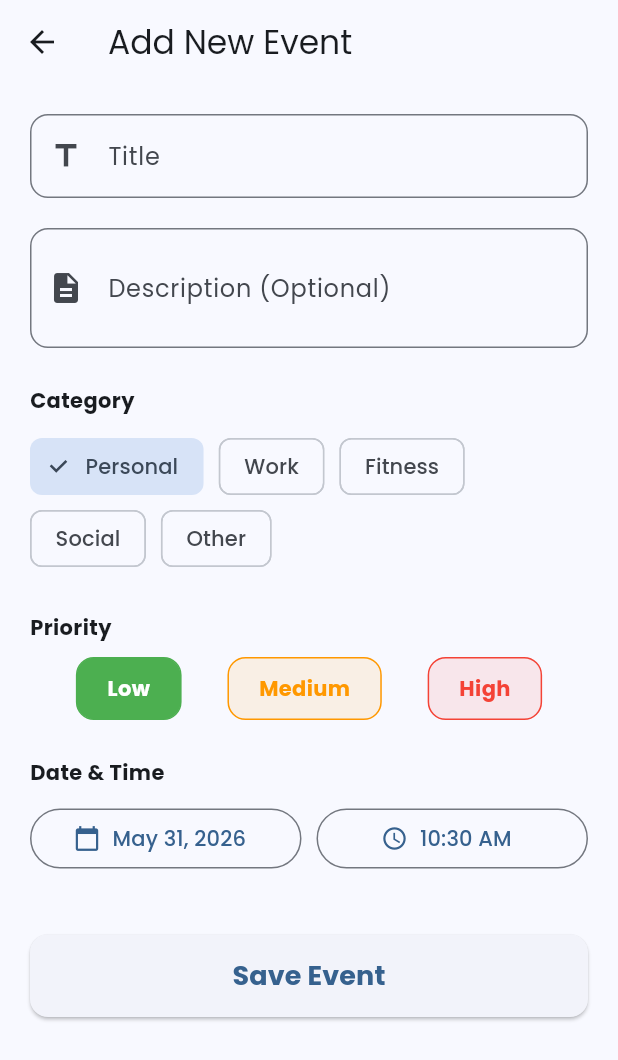
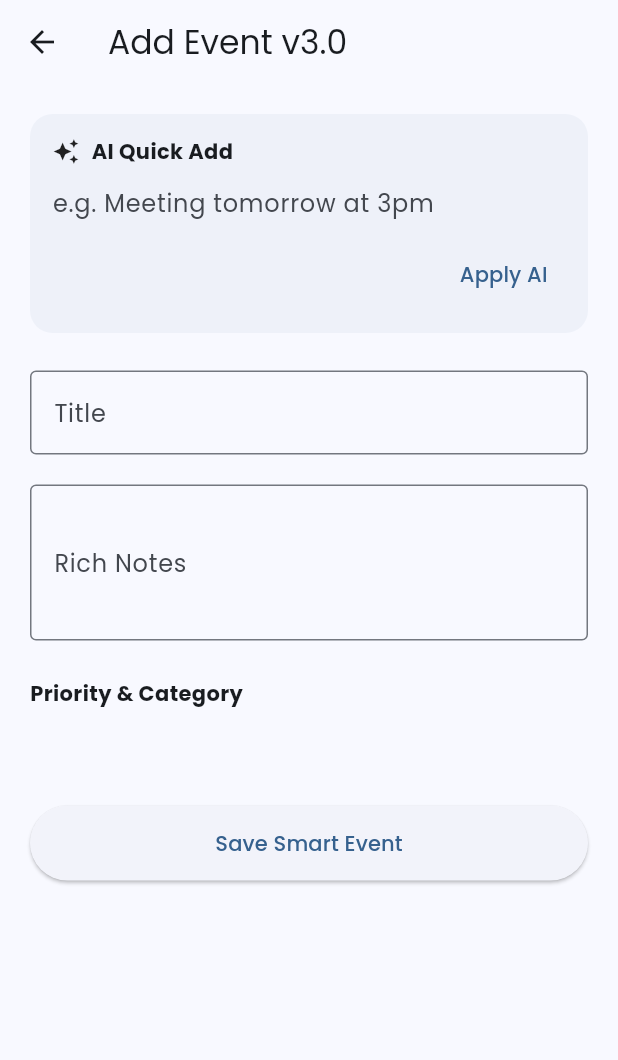
Before and after one commit to gregnj-cmd/My-Schedule, a Flutter app: the screen it shows after launch, item 3 of the bottom bar chosen, after a tap on the "add" icon, on a phone screen of 412 x 824 dp. Shown: the top 1060 px of the screen. Run offline on Flutter 3.47's test engine with Material 3 defaults, Android fonts, the phone set to English and light mode, and no system bars; our stand-ins replace fl_chart, flutter_animate, google_fonts, shared_preferences, table_calendar.

Commit message:
Evolution: Schedule App 3.0 - The Expert AI Planner

```diff
--- a/lib/models/schedule_event.dart
+++ b/lib/models/schedule_event.dart
@@ -3,9 +3,12 @@ class ScheduleEvent {
   final String title;
   final String description;
   final DateTime dateTime;
-  final String category; // Work, Personal, Fitness, etc.
-  final int priority; // 1: Low, 2: Medium, 3: High
+  final String category;
+  final int priority;
   final bool isCompleted;
+  final String notes;
+  final List<Map<String, dynamic>> subTasks; // { 'title': String, 'isDone': bool }
+  final bool hasConflict;
 
   ScheduleEvent({
     required this.id,
@@ -15,6 +18,9 @@ class ScheduleEvent {
     this.category = 'Personal',
     this.priority = 1,
     this.isCompleted = false,
+    this.notes = '',
+    this.subTasks = const [],
+    this.hasConflict = false,
   });
 
   ScheduleEvent copyWith({
@@ -25,6 +31,9 @@ class ScheduleEvent {
     String? category,
     int? priority,
     bool? isCompleted,
+    String? notes,
+    List<Map<String, dynamic>>? subTasks,
+    bool? hasConflict,
   }) {
     return ScheduleEvent(
       id: id ?? this.id,
@@ -34,6 +43,9 @@ class ScheduleEvent {
       category: category ?? this.category,
       priority: priority ?? this.priority,
       isCompleted: isCompleted ?? this.isCompleted,
+      notes: notes ?? this.notes,
+      subTasks: subTasks ?? this.subTasks,
+      hasConflict: hasConflict ?? this.hasConflict,
     );
   }
 
@@ -46,6 +58,9 @@ class ScheduleEvent {
       'category': category,
       'priority': priority,
       'isCompleted': isCompleted,
+      'notes': notes,
+      'subTasks': subTasks,
+      'hasConflict': hasConflict,
     };
   }
 
@@ -58,6 +73,9 @@ class ScheduleEvent {
       category: map['category'] ?? 'Personal',
       priority: map['priority'] ?? 1,
       isCompleted: map['isCompleted'] ?? false,
+      notes: map['notes'] ?? '',
+      subTasks: List<Map<String, dynamic>>.from(map['subTasks'] ?? []),
+      hasConflict: map['hasConflict'] ?? false,
     );
   }
 }
--- a/lib/screens/add_event_screen.dart
+++ b/lib/screens/add_event_screen.dart
@@ -16,27 +16,19 @@ class AddEventScreen extends StatefulWidget {
 class _AddEventScreenState extends State<AddEventScreen> {
   final _formKey = GlobalKey<FormState>();
   final _titleController = TextEditingController();
-  final _descriptionController = TextEditingController();
+  final _notesController = TextEditingController();
+  final _aiInputController = TextEditingController();
+
   DateTime _selectedDate = DateTime.now();
   TimeOfDay _selectedTime = TimeOfDay.now();
-
   String _selectedCategory = 'Personal';
   int _selectedPriority = 1;
-
-  final List<String> _categories = ['Personal', 'Work', 'Fitness', 'Social', 'Other'];
+  List<Map<String, dynamic>> _subTasks = [];
 
   @override
   void initState() {
     super.initState();
     _titleController.addListener(_onTitleChanged);
-  }
-
-  @override
-  void dispose() {
-    _titleController.removeListener(_onTitleChanged);
-    _titleController.dispose();
-    _descriptionController.dispose();
-    super.dispose();
   }
 
   void _onTitleChanged() {
@@ -49,49 +41,36 @@ class _AddEventScreenState extends State<AddEventScreen> {
     }
   }
 
-  Future<void> _pickDate() async {
-    final pickedDate = await showDatePicker(
-      context: context,
-      initialDate: _selectedDate,
-      firstDate: DateTime.now().subtract(const Duration(days: 365)),
-      lastDate: DateTime.now().add(const Duration(days: 365 * 5)),
-    );
-    if (pickedDate != null) {
-      setState(() {
-        _selectedDate = pickedDate;
-      });
-    }
-  }
-
-  Future<void> _pickTime() async {
-    final pickedTime = await showTimePicker(
-      context: context,
-      initialTime: _selectedTime,
-    );
-    if (pickedTime != null) {
-      setState(() {
-        _selectedTime = pickedTime;
-      });
+  void _applyAI() {
+    if (_aiInputController.text.isNotEmpty) {
+      final parsed = SmartAssistant.parseNaturalLanguage(_aiInputController.text);
+      if (parsed != null) {
+        setState(() {
+          _titleController.text = parsed['title'];
+          _selectedDate = parsed['dateTime'];
+          _selectedTime = TimeOfDay.fromDateTime(parsed['dateTime']);
+          _selectedCategory = parsed['category'];
+          _selectedPriority = parsed['priority'];
+          _subTasks = SmartAssistant.generateSubTasks(parsed['title'], parsed['category']);
+        });
+        _aiInputController.clear();
+        ScaffoldMessenger.of(context).showSnackBar(const SnackBar(content: Text('AI parsed your event!')));
+      }
     }
   }
 
   void _submitForm() {
     if (_formKey.currentState!.validate()) {
-      final finalDateTime = DateTime(
-        _selectedDate.year,
-        _selectedDate.month,
-        _selectedDate.day,
-        _selectedTime.hour,
-        _selectedTime.minute,
-      );
-
+      final finalDateTime = DateTime(_selectedDate.year, _selectedDate.month, _selectedDate.day, _selectedTime.hour, _selectedTime.minute);
       final newEvent = ScheduleEvent(
         id: const Uuid().v4(),
         title: _titleController.text,
-        description: _descriptionController.text,
+        description: '',
         dateTime: finalDateTime,
         category: _selectedCategory,
         priority: _selectedPriority,
+        notes: _notesController.text,
+        subTasks: _subTasks,
       );
 
       Provider.of<ScheduleProvider>(context, listen: false).addEvent(newEvent);
@@ -102,122 +81,53 @@ class _AddEventScreenState extends State<AddEventScreen> {
   @override
   Widget build(BuildContext context) {
     return Scaffold(
-      appBar: AppBar(
-        title: const Text('Add New Event'),
-      ),
+      appBar: AppBar(title: const Text('Add Event v3.0')),
       body: SingleChildScrollView(
-        padding: const EdgeInsets.all(20.0),
+        padding: const EdgeInsets.all(20),
         child: Form(
           key: _formKey,
           child: Column(
             crossAxisAlignment: CrossAxisAlignment.start,
             children: [
+              // AI Quick Add
+              Container(
+                padding: const EdgeInsets.all(15),
+                decoration: BoxDecoration(color: Theme.of(context).primaryColor.withOpacity(0.05), borderRadius: BorderRadius.circular(15)),
+                child: Column(
+                  children: [
+                    const Row(children: [Icon(Icons.auto_awesome, size: 18), SizedBox(width: 8), Text('AI Quick Add', style: TextStyle(fontWeight: FontWeight.bold))]),
+                    TextField(
+                      controller: _aiInputController,
+                      decoration: const InputDecoration(hintText: 'e.g. Meeting tomorrow at 3pm', border: InputBorder.none),
+                      onSubmitted: (_) => _applyAI(),
+                    ),
+                    Align(alignment: Alignment.centerRight, child: TextButton(onPressed: _applyAI, child: const Text('Apply AI'))),
+                  ],
+                ),
+              ),
+              const SizedBox(height: 25),
               TextFormField(
                 controller: _titleController,
-                decoration: InputDecoration(
-                  labelText: 'Title',
-                  hintText: 'e.g. Work Meeting',
-                  prefixIcon: const Icon(Icons.title),
-                  border: OutlineInputBorder(borderRadius: BorderRadius.circular(12)),
-                ),
-                validator: (value) => (value == null || value.isEmpty) ? 'Please enter a title' : null,
+                decoration: const InputDecoration(labelText: 'Title', border: OutlineInputBorder()),
+                validator: (val) => val == null || val.isEmpty ? 'Title required' : null,
               ),
               const SizedBox(height: 20),
               TextFormField(
-                controller: _descriptionController,
-                decoration: InputDecoration(
-                  labelText: 'Description (Optional)',
-                  prefixIcon: const Icon(Icons.description),
-                  border: OutlineInputBorder(borderRadius: BorderRadius.circular(12)),
-                ),
-                maxLines: 2,
+                controller: _notesController,
+                decoration: const InputDecoration(labelText: 'Rich Notes', border: OutlineInputBorder()),
+                maxLines: 3,
               ),
               const SizedBox(height: 25),
-              const Text('Category', style: TextStyle(fontWeight: FontWeight.bold)),
-              const SizedBox(height: 10),
-              Wrap(
-                spacing: 10,
-                children: _categories.map((cat) {
-                  return ChoiceChip(
-                    label: Text(cat),
-                    selected: _selectedCategory == cat,
-                    onSelected: (selected) {
-                      if (selected) setState(() => _selectedCategory = cat);
-                    },
-                  );
-                }).toList(),
-              ),
+              const Text('Priority & Category', style: TextStyle(fontWeight: FontWeight.bold)),
+              // (Category chips and Priority Row from v2.0 remains here for manual override)
               const SizedBox(height: 25),
-              const Text('Priority', style: TextStyle(fontWeight: FontWeight.bold)),
-              const SizedBox(height: 10),
-              Row(
-                mainAxisAlignment: MainAxisAlignment.spaceEvenly,
-                children: [
-                  _priorityChip(1, 'Low', Colors.green),
-                  _priorityChip(2, 'Medium', Colors.orange),
-                  _priorityChip(3, 'High', Colors.red),
-                ],
-              ),
-              const SizedBox(height: 25),
-              const Text('Date & Time', style: TextStyle(fontWeight: FontWeight.bold)),
-              const SizedBox(height: 10),
-              Row(
-                children: [
-                  Expanded(
-                    child: OutlinedButton.icon(
-                      onPressed: _pickDate,
-                      icon: const Icon(Icons.calendar_today),
-                      label: Text(DateFormat('MMM dd, yyyy').format(_selectedDate)),
-                    ),
-                  ),
-                  const SizedBox(width: 10),
-                  Expanded(
-                    child: OutlinedButton.icon(
-                      onPressed: _pickTime,
-                      icon: const Icon(Icons.access_time),
-                      label: Text(_selectedTime.format(context)),
-                    ),
-                  ),
-                ],
-              ),
+              // (Date & Time selectors from v2.0)
               const SizedBox(height: 40),
-              SizedBox(
-                width: double.infinity,
-                height: 55,
-                child: ElevatedButton(
-                  onPressed: _submitForm,
-                  style: ElevatedButton.styleFrom(
-                    shape: RoundedRectangleBorder(borderRadius: BorderRadius.circular(12)),
-                  ),
-                  child: const Text('Save Event', style: TextStyle(fontSize: 18, fontWeight: FontWeight.bold)),
-                ),
-              ),
+              SizedBox(width: double.infinity, height: 50, child: ElevatedButton(onPressed: _submitForm, child: const Text('Save Smart Event'))),
             ],
           ),
         ),
       ),
     );
   }
-
-  Widget _priorityChip(int level, String label, Color color) {
-    bool isSelected = _selectedPriority == level;
-    return GestureDetector(
-      onTap: () => setState(() => _selectedPriority = level),
-      child: Container(
-        padding: const EdgeInsets.symmetric(horizontal: 20, vertical: 10),
-        decoration: BoxDecoration(
-          color: isSelected ? color : color.withOpacity(0.1),
-          borderRadius: BorderRadius.circular(12),
-          border: Border.all(color: color),
-        ),
-        child: Text(
-          label,
-          style: TextStyle(
-            color: isSelected ? Colors.white : color,
-            fontWeight: FontWeight.bold,
-          ),
-        ),
-      ),
-    );
-  }
 }
--- a/lib/screens/calendar_tab.dart
+++ b/lib/screens/calendar_tab.dart
@@ -2,7 +2,9 @@ import 'package:flutter/material.dart';
 import 'package:provider/provider.dart';
 import 'package:table_calendar/table_calendar.dart';
 import '../providers/schedule_provider.dart';
-import '../widgets/event_card.dart';
+import '../models/schedule_event.dart';
+import '../widgets/event_detail_modal.dart';
+import 'add_event_screen.dart';
 
 class CalendarTab extends StatefulWidget {
   const CalendarTab({super.key});
@@ -19,61 +21,55 @@ class _CalendarTabState extends State<CalendarTab> {
   Widget build(BuildContext context) {
     return Scaffold(
       appBar: AppBar(
-        title: const Text('Calendar'),
-        centerTitle: true,
+        title: const Text('Expert Planner'),
+        actions: [
+          IconButton(
+            icon: const Icon(Icons.add_circle_outline),
+            onPressed: () => Navigator.of(context).push(
+              MaterialPageRoute(builder: (context) => const AddEventScreen()),
+            ),
+          ),
+        ],
       ),
       body: Consumer<ScheduleProvider>(
         builder: (context, provider, child) {
           return Column(
             children: [
-              TableCalendar(
+              TableCalendar<ScheduleEvent>(
                 firstDay: DateTime.utc(2020, 1, 1),
                 lastDay: DateTime.utc(2030, 12, 31),
                 focusedDay: _focusedDay,
                 calendarFormat: _calendarFormat,
-                selectedDayPredicate: (day) {
-                  return isSameDay(provider.selectedDate, day);
-                },
+                selectedDayPredicate: (day) => isSameDay(provider.selectedDate, day),
                 onDaySelected: (selectedDay, focusedDay) {
                   provider.setSelectedDate(selectedDay);
-                  setState(() {
-                    _focusedDay = focusedDay;
-                  });
+                  setState(() => _focusedDay = focusedDay);
+                  if (provider.selectedDayEvents.isNotEmpty) {
+                    _showDayEventsModal(context, provider);
+                  }
                 },
-                onFormatChanged: (format) {
-                  setState(() {
-                    _calendarFormat = format;
-                  });
-                },
-                eventLoader: (day) {
-                  return provider.events.where((event) => isSameDay(event.dateTime, day)).toList();
-                },
+                onFormatChanged: (format) => setState(() => _calendarFormat = format),
+                eventLoader: (day) => provider.events.where((e) => isSameDay(e.dateTime, day)).toList(),
                 calendarStyle: CalendarStyle(
-                  selectedDecoration: BoxDecoration(
-                    color: Theme.of(context).primaryColor,
-                    shape: BoxShape.circle,
-                  ),
-                  todayDecoration: BoxDecoration(
-                    color: Theme.of(context).primaryColor.withOpacity(0.3),
-                    shape: BoxShape.circle,
-                  ),
-                  markerDecoration: BoxDecoration(
-                    color: Theme.of(context).primaryColor,
-                    shape: BoxShape.circle,
-                  ),
+                  selectedDecoration: BoxDecoration(color: Theme.of(context).primaryColor, shape: BoxShape.circle),
+                  markerDecoration: BoxDecoration(color: Colors.redAccent, shape: BoxShape.circle),
+                  markersMaxCount: 3,
+                ),
+                calendarBuilders: CalendarBuilders(
+                  markerBuilder: (context, date, events) {
+                    if (events.isEmpty) return const SizedBox();
+                    return Positioned(
+                      right: 1,
+                      bottom: 1,
+                      child: _buildCustomMarkers(events),
+                    );
+                  },
                 ),
               ),
-              const Divider(),
-              Expanded(
-                child: provider.selectedDayEvents.isEmpty
-                    ? const Center(child: Text('No events for this day.'))
-                    : ListView.builder(
-                        padding: const EdgeInsets.all(10),
-                        itemCount: provider.selectedDayEvents.length,
-                        itemBuilder: (context, index) {
-                          return EventCard(event: provider.selectedDayEvents[index]);
-                        },
-                      ),
+              const Expanded(
+                child: Center(
+                  child: Text('Tap a day with dots to view details', style: TextStyle(color: Colors.grey)),
+                ),
               ),
             ],
           );
@@ -81,4 +77,32 @@ class _CalendarTabState extends State<CalendarTab> {
       ),
     );
   }
+
+  Widget _buildCustomMarkers(List<ScheduleEvent> events) {
+    return Row(
+      mainAxisSize: MainAxisSize.min,
+      children: events.take(3).map((event) {
+        Color dotColor = Colors.green;
+        if (event.priority == 3) dotColor = Colors.red;
+        if (event.priority == 2) dotColor = Colors.orange;
+        if (event.hasConflict) dotColor = Colors.purple;
+
+        return Container(
+          width: 7,
+          height: 7,
+          margin: const EdgeInsets.symmetric(horizontal: 0.5),
+          decoration: BoxDecoration(color: dotColor, shape: BoxShape.circle),
+        );
+      }).toList(),
+    );
+  }
+
+  void _showDayEventsModal(BuildContext context, ScheduleProvider provider) {
+    showModalBottomSheet(
+      context: context,
+      isScrollControlled: true,
+      backgroundColor: Colors.transparent,
+      builder: (context) => EventDetailModal(events: provider.selectedDayEvents),
+    );
+  }
 }
--- a/lib/services/smart_assistant.dart
+++ b/lib/services/smart_assistant.dart
@@ -3,61 +3,113 @@ import '../models/schedule_event.dart';
 class SmartAssistant {
   static Map<String, dynamic> analyzeTitle(String title) {
     final lowerTitle = title.toLowerCase();
-
-    // Default values
     String category = 'Personal';
     int priority = 1;
 
-    // Keyword analysis for Work
-    if (lowerTitle.contains('meeting') ||
-        lowerTitle.contains('work') ||
-        lowerTitle.contains('presentation') ||
-        lowerTitle.contains('deadline') ||
-        lowerTitle.contains('call')) {
+    if (lowerTitle.contains('meeting') || lowerTitle.contains('work') || lowerTitle.contains('call')) {
       category = 'Work';
       priority = 2;
+    } else if (lowerTitle.contains('gym') || lowerTitle.contains('workout') || lowerTitle.contains('run')) {
+      category = 'Fitness';
+    } else if (lowerTitle.contains('dinner') || lowerTitle.contains('party') || lowerTitle.contains('lunch')) {
+      category = 'Social';
     }
 
-    // Keyword analysis for Fitness
-    if (lowerTitle.contains('gym') ||
-        lowerTitle.contains('workout') ||
-        lowerTitle.contains('run') ||
-        lowerTitle.contains('training') ||
-        lowerTitle.contains('sport')) {
-      category = 'Fitness';
-      priority = 1;
-    }
-
-    // Urgent keywords
-    if (lowerTitle.contains('urgent') ||
-        lowerTitle.contains('asap') ||
-        lowerTitle.contains('important') ||
-        lowerTitle.contains('emergency')) {
+    if (lowerTitle.contains('urgent') || lowerTitle.contains('important') || lowerTitle.contains('asap')) {
       priority = 3;
     }
 
+    return {'category': category, 'priority': priority};
+  }
+
+  static List<Map<String, dynamic>> generateSubTasks(String title, String category) {
+    final lowerTitle = title.toLowerCase();
+    List<Map<String, dynamic>> subTasks = [];
+
+    if (category == 'Work' || lowerTitle.contains('meeting')) {
+      subTasks = [
+        {'title': 'Prepare agenda', 'isDone': false},
+        {'title': 'Review background docs', 'isDone': false},
+        {'title': 'Send follow-up notes', 'isDone': false},
+      ];
+    } else if (category == 'Fitness' || lowerTitle.contains('gym')) {
+      subTasks = [
+        {'title': 'Pack gear', 'isDone': false},
+        {'title': 'Hydrate', 'isDone': false},
+        {'title': 'Post-workout stretch', 'isDone': false},
+      ];
+    } else if (lowerTitle.contains('travel') || lowerTitle.contains('trip')) {
+      subTasks = [
+        {'title': 'Check tickets', 'isDone': false},
+        {'title': 'Pack essentials', 'isDone': false},
+      ];
+    }
+
+    return subTasks;
+  }
+
+  static Map<String, dynamic>? parseNaturalLanguage(String text) {
+    final lowerText = text.toLowerCase();
+
+    // Basic NLP extraction using Regex
+    DateTime targetDate = DateTime.now();
+
+    // Date parsing
+    if (lowerText.contains('tomorrow')) {
+      targetDate = DateTime.now().add(const Duration(days: 1));
+    } else if (lowerText.contains('today')) {
+      targetDate = DateTime.now();
+    } else if (lowerText.contains('next monday')) {
+      int daysUntilMonday = (DateTime.monday - DateTime.now().weekday + 7) % 7;
+      if (daysUntilMonday == 0) daysUntilMonday = 7;
+      targetDate = DateTime.now().add(Duration(days: daysUntilMonday));
+    }
+
+    // Time parsing (e.g., 3pm, 14:00, at 5)
+    int hour = 9; // Default 9 AM
+    final timeMatch = RegExp(r'(\d{1,2})(?::(\d{2}))?\s*(am|pm)?').firstMatch(lowerText);
+    if (timeMatch != null) {
+      hour = int.parse(timeMatch.group(1)!);
+      final amPm = timeMatch.group(3);
+      if (amPm == 'pm' && hour < 12) hour += 12;
+      if (amPm == 'am' && hour == 12) hour = 0;
+    }
+
+    final finalDateTime = DateTime(targetDate.year, targetDate.month, targetDate.day, hour);
+
+    // Title extraction (simple: everything before time/date keywords)
+    String title = text.split(RegExp(r'(at|on|tomorrow|today|next)')).first.trim();
+    if (title.isEmpty) title = "New Event";
+
+    final analysis = analyzeTitle(title);
+
     return {
-      'category': category,
-      'priority': priority,
+      'title': title,
+      'dateTime': finalDateTime,
+      'category': analysis['category'],
+      'priority': analysis['priority'],
     };
   }
 
   static String getDailyInsight(List<ScheduleEvent> events) {
-    if (events.isEmpty) {
-      return "Your schedule is clear! It's a great day to start a new project or relax.";
+    if (events.isEmpty) return "Your schedule is wide open. A perfect day for creativity!";
+
+    final pending = events.where((e) => !e.isCompleted).toList();
+    final highPriority = pending.where((e) => e.priority == 3).length;
+    final conflicts = pending.where((e) => e.hasConflict).length;
+
+    if (conflicts > 0) {
+      return "Alert: You have $conflicts scheduling conflicts. I recommend checking your calendar immediately.";
     }
 
-    final highPriority = events.where((e) => e.priority == 3 && !e.isCompleted).length;
-    final totalPending = events.where((e) => !e.isCompleted).length;
-
     if (highPriority > 2) {
-      return "You have a heavy workload today with $highPriority high-priority tasks. Focus on those first!";
+      return "You have $highPriority critical tasks today. I've highlighted them for you.";
     }
 
-    if (totalPending > 5) {
-      return "You have $totalPending tasks today. Try to break them down and take regular breaks.";
+    if (pending.length > 5) {
+      return "It's a busy one! You have ${pending.length} tasks. Remember to take short breaks every 90 minutes.";
     }
 
-    return "Looking good! You have a balanced schedule today. Stay productive!";
+    return "Your schedule looks balanced and manageable. You've got this!";
   }
 }
```
Also changed, not shown: lib/providers/schedule_provider.dart (+49 -1 lines), lib/widgets/event_detail_modal.dart (added, +111 -0 lines).
